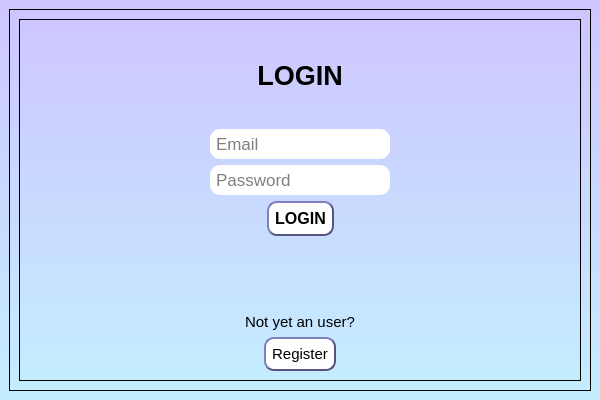
The window that ui/login.ui (irakliskhirtladze/TBC_users) describes before a commit, drawn with Qt 5.
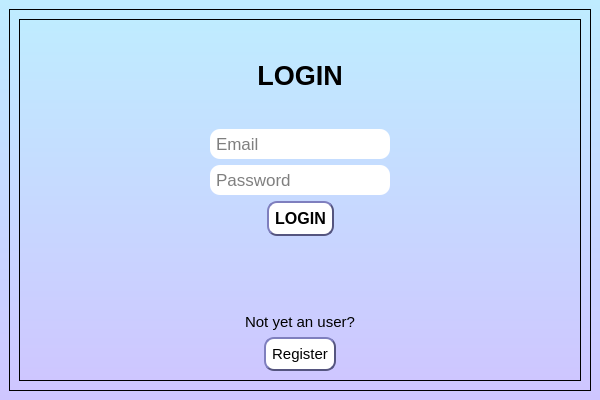
The same window after the commit.

```diff
--- a/ui/login.ui
+++ b/ui/login.ui
@@ -21,7 +21,7 @@
   </property>
   <widget class="QWidget" name="centralwidget">
    <property name="styleSheet">
-    <string notr="true">background-color:qlineargradient(spread:pad, x1:0, y1:0, x2:0, y2:1, stop:0 rgba(206, 198, 255, 255), stop:1 rgba(196, 237, 255, 255))</string>
+    <string notr="true">background-color:qlineargradient(spread:pad, x1:0, y1:1, x2:0, y2:0, stop:0 rgba(206, 198, 255, 255), stop:1 rgba(191, 236, 255, 255))</string>
    </property>
    <layout class="QGridLayout" name="gridLayout">
     <item row="1" column="0">
```
